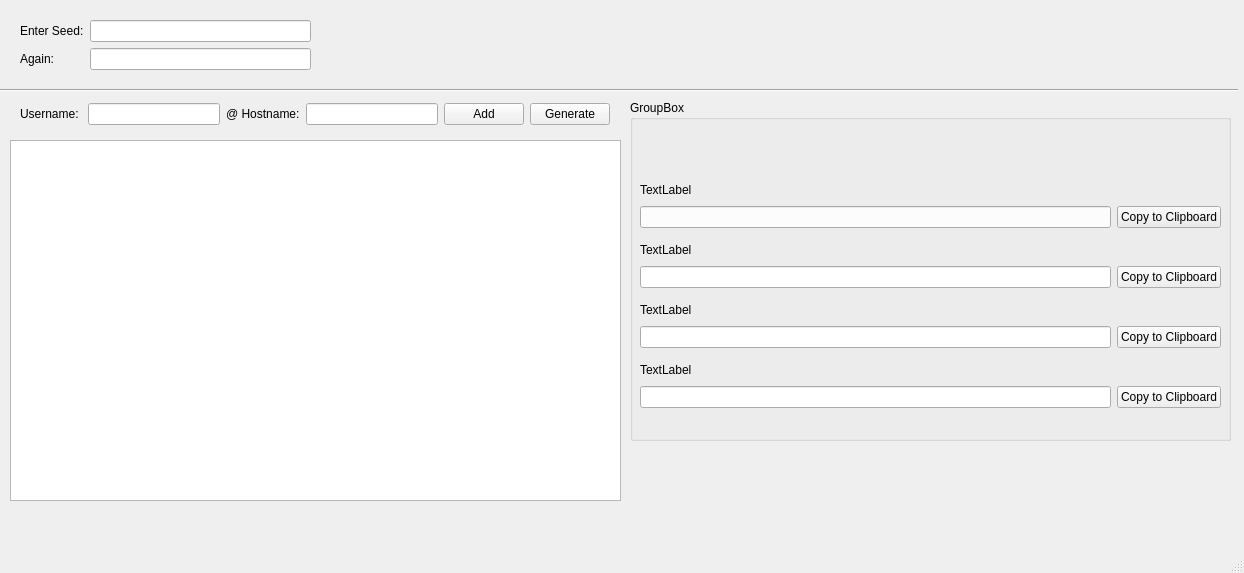
First picture: the form in inc/guiMain.ui, repository I3ck/determ-pwgen, before the edit.
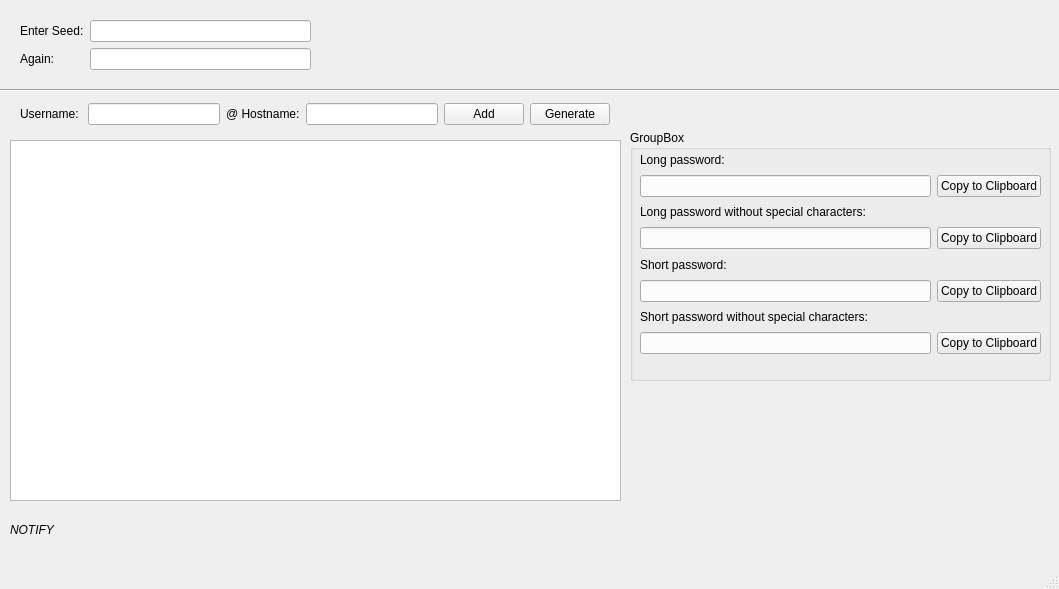
Second picture: the form after the edit.

The edit to the form file:
```diff
--- a/inc/guiMain.ui
+++ b/inc/guiMain.ui
@@ -6,8 +6,8 @@
    <rect>
     <x>0</x>
     <y>0</y>
-    <width>1244</width>
-    <height>573</height>
+    <width>1059</width>
+    <height>589</height>
    </rect>
   </property>
   <property name="windowTitle">
@@ -96,8 +96,8 @@
     <property name="geometry">
      <rect>
       <x>10</x>
-      <y>876</y>
-      <width>781</width>
+      <y>520</y>
+      <width>1041</width>
       <height>20</height>
      </rect>
     </property>
@@ -161,20 +161,35 @@
      </item>
     </layout>
    </widget>
-   <widget class="QWidget" name="layoutWidget">
+   <widget class="QGroupBox" name="groupBoxPasswords">
+    <property name="geometry">
+     <rect>
+      <x>630</x>
+      <y>130</y>
+      <width>421</width>
+      <height>251</height>
+     </rect>
+    </property>
+    <property name="title">
+     <string>GroupBox</string>
+    </property>
+   </widget>
+   <widget class="QWidget" name="">
     <property name="geometry">
      <rect>
       <x>640</x>
-      <y>180</y>
-      <width>581</width>
-      <height>48</height>
+      <y>150</y>
+      <width>401</width>
+      <height>204</height>
      </rect>
     </property>
+    <layout class="QVBoxLayout" name="verticalLayout_5">
+     <item>
     <layout class="QVBoxLayout" name="verticalLayout">
      <item>
       <widget class="QLabel" name="labelInfoLong">
        <property name="text">
-        <string>TextLabel</string>
+          <string>Long password:</string>
        </property>
       </widget>
      </item>
@@ -200,21 +215,13 @@
       </layout>
      </item>
     </layout>
-   </widget>
-   <widget class="QWidget" name="layoutWidget_2">
-    <property name="geometry">
-     <rect>
-      <x>640</x>
-      <y>240</y>
-      <width>581</width>
-      <height>48</height>
-     </rect>
-    </property>
+     </item>
+     <item>
     <layout class="QVBoxLayout" name="verticalLayout_2">
      <item>
       <widget class="QLabel" name="labelInfoLongNoSpecial">
        <property name="text">
-        <string>TextLabel</string>
+          <string>Long password without special characters:</string>
        </property>
       </widget>
      </item>
@@ -240,21 +247,13 @@
       </layout>
      </item>
     </layout>
-   </widget>
-   <widget class="QWidget" name="layoutWidget_3">
-    <property name="geometry">
-     <rect>
-      <x>640</x>
-      <y>300</y>
-      <width>581</width>
-      <height>48</height>
-     </rect>
-    </property>
+     </item>
+     <item>
     <layout class="QVBoxLayout" name="verticalLayout_3">
      <item>
       <widget class="QLabel" name="labelInfoShort">
        <property name="text">
-        <string>TextLabel</string>
+          <string>Short password:</string>
        </property>
       </widget>
      </item>
@@ -280,21 +279,13 @@
       </layout>
      </item>
     </layout>
-   </widget>
-   <widget class="QWidget" name="layoutWidget_4">
-    <property name="geometry">
-     <rect>
-      <x>640</x>
-      <y>360</y>
-      <width>581</width>
-      <height>48</height>
-     </rect>
-    </property>
+     </item>
+     <item>
     <layout class="QVBoxLayout" name="verticalLayout_4">
      <item>
       <widget class="QLabel" name="labelInfoShortNoSpecial">
        <property name="text">
-        <string>TextLabel</string>
+          <string>Short password without special characters:</string>
        </property>
       </widget>
      </item>
@@ -320,19 +311,8 @@
       </layout>
      </item>
     </layout>
-   </widget>
-   <widget class="QGroupBox" name="groupBoxPasswords">
-    <property name="geometry">
-     <rect>
-      <x>630</x>
-      <y>100</y>
-      <width>601</width>
-      <height>341</height>
-     </rect>
-    </property>
-    <property name="title">
-     <string>GroupBox</string>
-    </property>
+     </item>
+    </layout>
    </widget>
    <zorder>groupBoxPasswords</zorder>
    <zorder>layoutWidget</zorder>
```
Left out of the diff: 4 changed lines with no effect on the pictures. Lines whose indentation alone changed are shown as unchanged.
